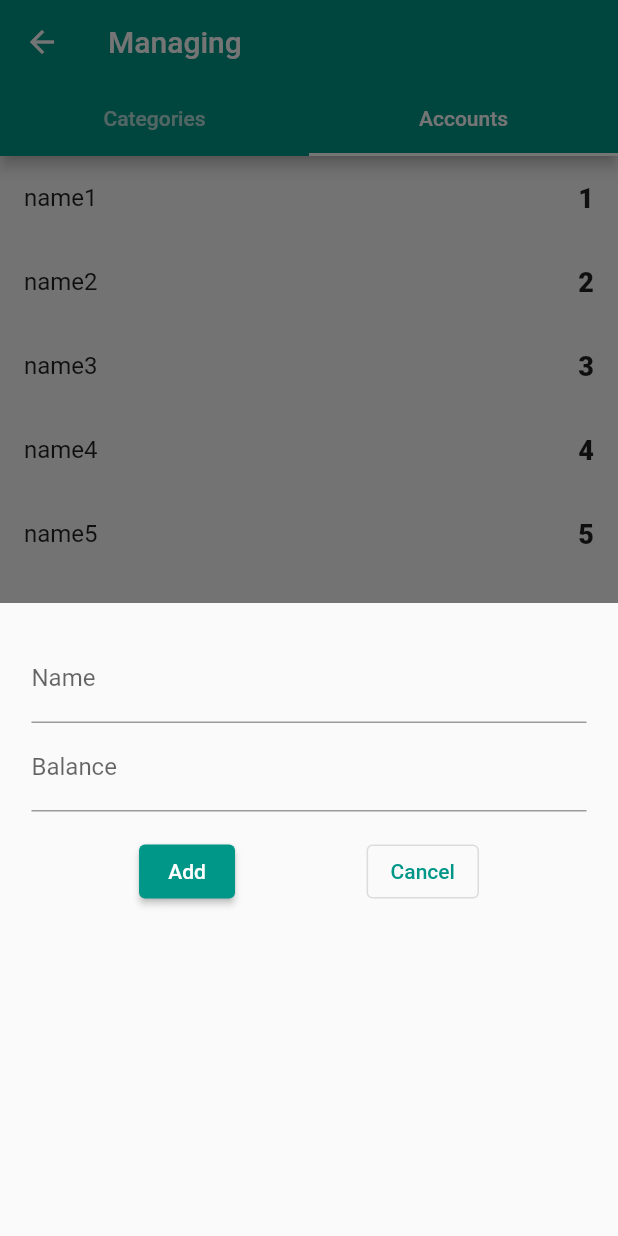
After one commit to MoneyTrackScope/MoneyTrack.Mobile, a Flutter app: the ManagePage screen opened directly, tab 2 chosen, after a tap on the "add" icon, on a phone screen of 412 x 824 dp. The commit adds this screen. Run offline on Flutter 3.47's test engine with Material 2 defaults, Android fonts, the phone set to English and light mode, and no system bars; our stand-ins replace datetime_picker_formfield, decimal, equatable, grouped_list, settings_ui.

Commit message:
add lists for categories and accounts, add forms

```diff
--- /dev/null
+++ b/lib/src/components/add_account_form.dart
@@ -0,0 +1,74 @@
+import 'package:decimal/decimal.dart';
+import 'package:flutter/material.dart';
+import 'package:money_track/src/models/account_model.dart';
+
+class AddAccountForm extends StatefulWidget {
+  AccountModel model;
+
+  AddAccountForm({ Key? key, required this.model }) : super(key: key);
+
+  @override
+  AddAccountFormState createState() => AddAccountFormState(model);
+}
+
+class AddAccountFormState extends State<AddAccountForm> {
+  final  GlobalKey<FormState> _formKey = GlobalKey<FormState>();
+
+  final AccountModel _model;
+
+  final TextEditingController _nameController;
+  final TextEditingController _balanceController;
+
+    AddAccountFormState(this._model)
+    : _nameController = TextEditingController(text: _model.name)
+    , _balanceController = TextEditingController(text: _model.balance !=  Decimal.zero ? _model.balance.toString() : "");
+
+  @override
+  Widget build(BuildContext context) {
+    return Form(
+      key: _formKey,
+      child: Scrollbar(
+        child: SingleChildScrollView(
+          padding: const EdgeInsets.all(16),
+          child: Column(
+            children: [
+              TextFormField(
+                textInputAction: TextInputAction.next,
+                controller: _nameController,
+                decoration: const InputDecoration(
+                    filled: false,
+                    hintText: "e.g. cash, card",
+                    labelText: "Name"),
+                validator: (value) {
+                  if (value!.isEmpty) {
+                    return "Please enter the name";
+                  }
+                  return null;
+                },
+              ),
+              TextFormField(
+                textInputAction: TextInputAction.next,
+                keyboardType: TextInputType.number,
+                controller: _balanceController,
+                decoration: const InputDecoration(
+                  filled: false,
+                  hintText: "e.g. 100",
+                  labelText: "Balance",
+                ),
+                validator: (value) {
+                  if (value!.isEmpty) {
+                    return "Please enter the balance";
+                  }
+                  if (Decimal.tryParse(value) == null) {
+                    return "Incorrect number";
+                  }
+                  return null;
+                },
+              )
+            ],
+          ),
+        ),
+      ),
+    );
+  }
+}
--- a/lib/src/components/add_transaction_form.dart
+++ b/lib/src/components/add_transaction_form.dart
@@ -9,8 +9,6 @@ import 'package:intl/intl.dart';
 class AddTransactionForm extends StatefulWidget {
 
   TransactionModel model;
-
-  AddTransactionFormState? state;
 
   AddTransactionForm({ Key? key, required this.model}) : super(key: key);
 
--- a/lib/src/models/account_model.dart
+++ b/lib/src/models/account_model.dart
@@ -4,12 +4,12 @@ import 'package:equatable/equatable.dart';
 class AccountModel extends Equatable{
   int id;
   String name;
-  Decimal? balance;
+  Decimal balance;
 
   AccountModel({
     this.id = 0,
     this.name = '',
-    this.balance = null
+    required this.balance
   });
 
   @override
--- a/lib/src/pages/home/home_page.dart
+++ b/lib/src/pages/home/home_page.dart
@@ -1,4 +1,3 @@
-import 'package:animations/animations.dart';
 import 'package:flutter/material.dart';
 import 'package:money_track/src/pages/home/add_transaction_page.dart';
 import 'package:money_track/src/pages/home/transaction_list_page.dart';
--- a/lib/src/pages/home/transaction_list_page.dart
+++ b/lib/src/pages/home/transaction_list_page.dart
@@ -81,7 +81,7 @@ class _TransactionListPageState extends State<TransactionListPage> {
               builder: (BuildContext context){
                 return Container(
                   margin: const EdgeInsets.all(5),
-                  height: MediaQuery.of(context).size.width * 1.2,
+                  height: MediaQuery.of(context).size.height * 0.8,
                   child: SingleChildScrollView(
                     child: Column(
                       children: <Widget>[
--- /dev/null
+++ b/lib/src/pages/setting/manage/accounts_list.dart
@@ -0,0 +1,144 @@
+import 'package:decimal/decimal.dart';
+import 'package:flutter/material.dart';
+import 'package:money_track/src/components/add_account_form.dart';
+import 'package:money_track/src/models/account_model.dart';
+
+class AccountsList extends StatefulWidget {
+  const AccountsList({ Key? key }) : super(key: key);
+
+  @override
+  _AccountsListState createState() => _AccountsListState();
+}
+
+class _AccountsListState extends State<AccountsList> {
+  final _formKey = GlobalKey<AddAccountFormState>();
+
+  late final List<AccountModel> _accounts;
+
+
+  //test
+  Iterable<int> countDownFromSync(int num1, int num2) sync* {
+    int counter = num1;
+    while (counter <= num2) {
+      yield counter++;
+    }
+  }
+
+  _AccountsListState(){
+    _accounts = countDownFromSync(1, 5).map((e) => AccountModel(
+          name: "name"+e.toString(),
+          balance: Decimal.fromInt(e)
+        )
+      ).toList();
+  }
+
+  @override
+  Widget build(BuildContext context) {
+    return Scaffold(
+      body: ListView.builder(
+        itemCount: _accounts.length,
+        itemBuilder: (context, index){
+          return GestureDetector(
+            child: ListTile(
+              title: Text(
+                _accounts[index].name.length > 100
+                ? _accounts[index].name.substring(0, 100) + "..."
+                : _accounts[index].name,
+              ),
+              trailing: Text(
+                _accounts[index].balance.toString(),
+                style: const TextStyle(
+                  fontSize: 18,
+                  fontWeight: FontWeight.w800
+                ),
+              ),
+            ),
+            onTap: () => {
+              showModalBottomSheet<void>(
+                context: context,
+                builder: (BuildContext context){
+                  return Container(
+                    margin: const EdgeInsets.all(5),
+                    height: MediaQuery.of(context).size.height * 0.5,
+                    child: SingleChildScrollView(
+                      child: Column(
+                        children: <Widget>[
+                          AddAccountForm(key: _formKey, model:  _accounts[index]),
+                          Row(
+                            mainAxisAlignment: MainAxisAlignment.spaceEvenly,
+                            children: <Widget>[
+                              ElevatedButton(
+                              child: const Text("Update"),
+                              onPressed: () => {
+                                // Update
+                                },
+                              ),
+                              TextButton(
+                                child: const Text("Delete"),
+                                onPressed: () => {
+                                  // Delete
+                                },
+                              ),
+                              OutlinedButton(
+                                child: const Text("Cancel"),
+                                onPressed: () => {
+                                  Navigator.pop(context)
+                                },
+                              ),
+                            ],
+                          )
+                        ],
+                      ),
+                    ),
+                  );
+                },
+                isScrollControlled:true
+              )
+            },
+          );
+        },
+      ),
+      floatingActionButton: FloatingActionButton(
+        onPressed: () {
+          var account = AccountModel(balance: Decimal.zero);
+
+          showModalBottomSheet<void>(
+            context: context,
+            builder: (BuildContext context){
+              return Container(
+                margin: const EdgeInsets.all(5),
+                height: MediaQuery.of(context).size.height * 0.5,
+                child: SingleChildScrollView(
+                  child: Column(
+                    children: <Widget>[
+                      AddAccountForm(key: _formKey, model: account),
+                      Row(
+                        mainAxisAlignment: MainAxisAlignment.spaceEvenly,
+                        children: <Widget>[
+                          ElevatedButton(
+                            child: const Text("Add"),
+                            onPressed: () => {
+                              // Add
+                            },
+                          ),
+                          OutlinedButton(
+                            child: const Text("Cancel"),
+                            onPressed: () => {
+                              Navigator.pop(context)
+                            },
+                          ),
+                        ],
+                      )
+                    ],
+                  ),
+                ),
+              );
+            },
+            isScrollControlled:true
+          );
+        },
+        child: const Icon(Icons.add),
+      ),
+    );
+  }
+}
--- /dev/null
+++ b/lib/src/pages/setting/manage/categories_list.dart
@@ -0,0 +1,133 @@
+import 'package:flutter/material.dart';
+import 'package:money_track/src/components/add_category_form.dart';
+import 'package:money_track/src/models/category_model.dart';
+
+class CategoriesList extends StatefulWidget {
+  const CategoriesList({ Key? key }) : super(key: key);
+
+  @override
+  _CategoriesListState createState() => _CategoriesListState();
+}
+
+class _CategoriesListState extends State<CategoriesList> {
+  final _formKey = GlobalKey<AddCategoryFormState>();
+
+  late final List<CategoryModel> _categories;
+
+  //test
+  Iterable<int> countDownFromSync(int num1, int num2) sync* {
+    int counter = num1;
+    while (counter <= num2) {
+      yield counter++;
+    }
+  }
+
+  _CategoriesListState(){
+    _categories = countDownFromSync(1, 5).map((e) => CategoryModel(
+        name: "name"+e.toString())
+      ).toList();
+  }
+
+  @override
+  Widget build(BuildContext context) {
+    return Scaffold(
+      body: ListView.builder(
+        itemCount: _categories.length,
+        itemBuilder: (context, index){
+          return GestureDetector(
+            child: ListTile(
+              title: Text(
+                _categories[index].name.length > 100
+                ? _categories[index].name.substring(0, 100) + "..."
+                : _categories[index].name,
+              ),
+            ),
+            onTap: () => {
+              showModalBottomSheet<void>(
+                context: context,
+                builder: (BuildContext context){
+                  return Container(
+                    margin: const EdgeInsets.all(5),
+                    height: MediaQuery.of(context).size.height * 0.5,
+                    child: SingleChildScrollView(
+                      child: Column(
+                        children: <Widget>[
+                          AddCategoryForm(key: _formKey, model:  _categories[index]),
+                          Row(
+                            mainAxisAlignment: MainAxisAlignment.spaceEvenly,
+                            children: <Widget>[
+                              ElevatedButton(
+                              child: const Text("Update"),
+                              onPressed: () => {
+                                // Update
+                                },
+                              ),
+                              TextButton(
+                                child: const Text("Delete"),
+                                onPressed: () => {
+                                  // Delete
+                                },
+                              ),
+                              OutlinedButton(
+                                child: const Text("Cancel"),
+                                onPressed: () => {
+                                  Navigator.pop(context)
+                                },
+                              ),
+                            ],
+                          )
+                        ],
+                      ),
+                    ),
+                  );
+                },
+                isScrollControlled:true
+              )
+            },
+          );
+        },
+      ),
+      floatingActionButton: FloatingActionButton(
+        onPressed: () {
+          var category = CategoryModel();
+
+          showModalBottomSheet<void>(
+            context: context,
+            builder: (BuildContext context){
+              return Container(
+                margin: const EdgeInsets.all(5),
+                height: MediaQuery.of(context).size.height * 0.5,
+                child: SingleChildScrollView(
+                  child: Column(
+                    children: <Widget>[
+                      AddCategoryForm(key: _formKey, model: category),
+                      Row(
+                        mainAxisAlignment: MainAxisAlignment.spaceEvenly,
+                        children: <Widget>[
+                          ElevatedButton(
+                            child: const Text("Add"),
+                            onPressed: () => {
+                              // Add
+                            },
+                          ),
+                          OutlinedButton(
+                            child: const Text("Cancel"),
+                            onPressed: () => {
+                              Navigator.pop(context)
+                            },
+                          ),
+                        ],
+                      )
+                    ],
+                  ),
+                ),
+              );
+            },
+            isScrollControlled:true
+          );
+        },
+        child: const Icon(Icons.add),
+      ),
+    );
+  }
+}
--- /dev/null
+++ b/lib/src/pages/setting/manage/manage_page.dart
@@ -0,0 +1,37 @@
+import 'package:flutter/material.dart';
+import 'package:money_track/src/pages/setting/manage/categories_list.dart';
+
+import 'accounts_list.dart';
+
+class ManagePage extends StatefulWidget {
+  const ManagePage({ Key? key }) : super(key: key);
+
+  @override
+  _ManagePageState createState() => _ManagePageState();
+}
+
+class _ManagePageState extends State<ManagePage> {
+  @override
+  Widget build(BuildContext context) {
+    return DefaultTabController(
+      length: 2,
+      child: Scaffold(
+        appBar: AppBar(
+          bottom: const TabBar(
+            tabs: [
+              Tab(child: Text("Categories")),
+              Tab(child: Text("Accounts")),
+            ],
+          ),
+          title: const Text("Managing"),
+        ),
+        body: const TabBarView(
+          children: [
+            CategoriesList(),
+            AccountsList()
+          ],
+        ),
+      ),
+    );
+  }
+}
--- a/pubspec.yaml
+++ b/pubspec.yaml
@@ -40,6 +40,7 @@ dependencies:
   datetime_picker_formfield: ^2.0.0
   grouped_list: ^4.0.0-nullsafety.1
   equatable: ^2.0.0
+  settings_ui: ^2.0.2
 
 dev_dependencies:
   flutter_test:
```
Also changed, not shown: lib/main.dart (+5 -21 lines), lib/src/components/add_category_form.dart (added, +65 -0 lines), lib/src/pages/setting/setting_page.dart (added, +54 -0 lines).
